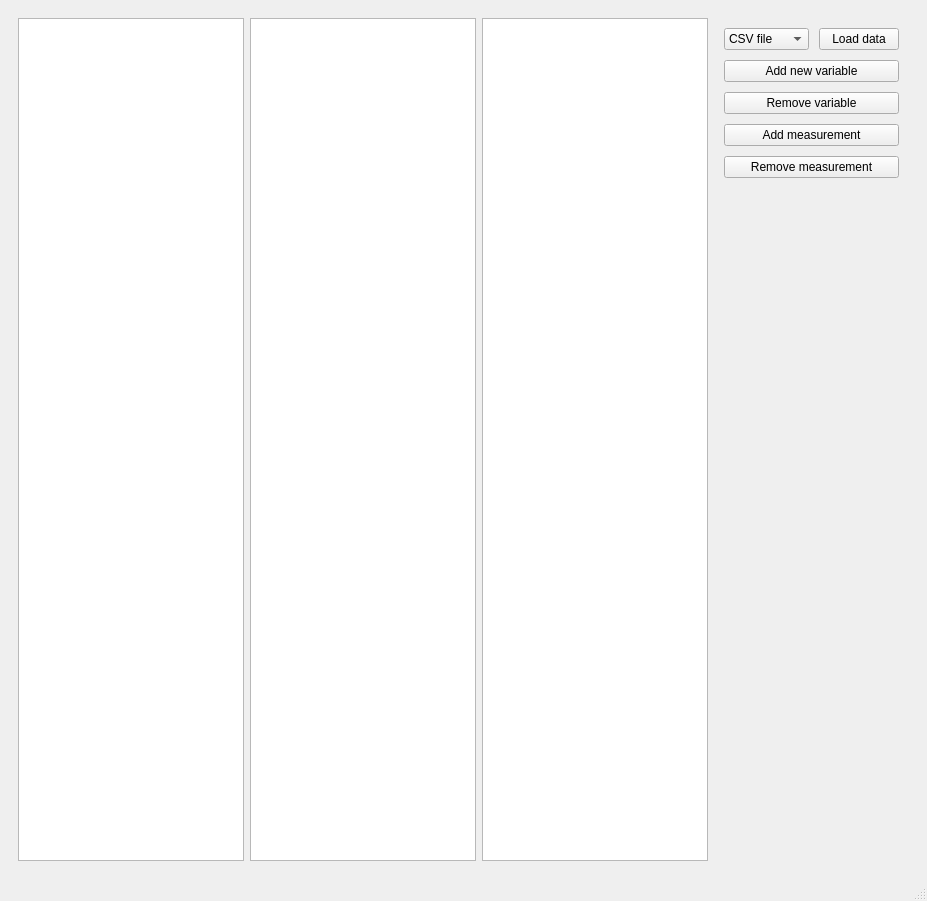
sibenshtern/mipt_project, file mainwindow.ui: the form before one commit.
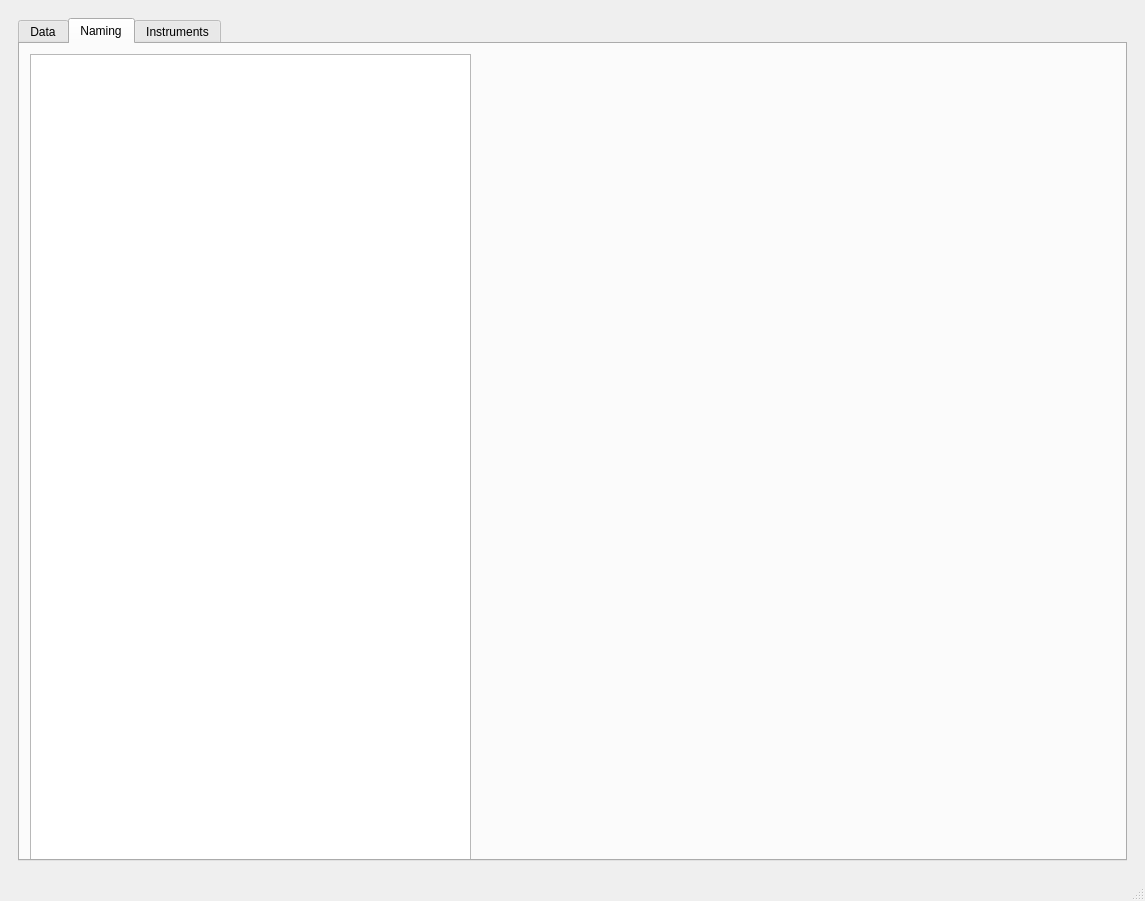
The form after the commit. The open tabs and pages were chosen to show the change. Icons and pictures are not drawn. Custom widgets are drawn as their Qt base class.

Patch:
```diff
--- a/mainwindow.ui
+++ b/mainwindow.ui
@@ -6,7 +6,7 @@
    <rect>
     <x>0</x>
     <y>0</y>
-    <width>927</width>
+    <width>1145</width>
     <height>901</height>
    </rect>
   </property>
@@ -14,8 +14,8 @@
    <string>MainWindow</string>
   </property>
   <widget class="QWidget" name="centralwidget">
-   <layout class="QGridLayout" name="gridLayout_2">
-    <item row="0" column="0">
+   <layout class="QHBoxLayout" name="horizontalLayout_4">
+    <item>
      <widget class="QStackedWidget" name="stackedWidget">
       <property name="currentIndex">
        <number>2</number>
@@ -25,11 +25,15 @@
         <item>
          <layout class="QHBoxLayout" name="horizontalLayout_2">
           <item>
-           <widget class="QTableView" name="NamingTable"/>
-          </item>
-          <item>
-           <widget class="QTableView" name="InstrumentTable"/>
-          </item>
+           <widget class="QTabWidget" name="tabWidget">
+            <property name="currentIndex">
+             <number>0</number>
+            </property>
+            <widget class="QWidget" name="DataTab">
+             <attribute name="title">
+              <string>Data</string>
+             </attribute>
+             <layout class="QHBoxLayout" name="horizontalLayout_6">
           <item>
            <widget class="QTableView" name="MainTable"/>
           </item>
@@ -119,6 +123,40 @@
            </layout>
           </item>
          </layout>
+            </widget>
+            <widget class="QWidget" name="NamingTab">
+             <attribute name="title">
+              <string>Naming</string>
+             </attribute>
+             <widget class="QTableView" name="NamingTable">
+              <property name="geometry">
+               <rect>
+                <x>10</x>
+                <y>10</y>
+                <width>441</width>
+                <height>820</height>
+               </rect>
+              </property>
+             </widget>
+            </widget>
+            <widget class="QWidget" name="InstruentsTab">
+             <attribute name="title">
+              <string>Instruments</string>
+             </attribute>
+             <widget class="QTableView" name="InstrumentTable">
+              <property name="geometry">
+               <rect>
+                <x>0</x>
+                <y>10</y>
+                <width>551</width>
+                <height>661</height>
+               </rect>
+              </property>
+             </widget>
+            </widget>
+           </widget>
+          </item>
+         </layout>
         </item>
        </layout>
       </widget>
```
Left out of the diff: 78 changed lines with no effect on the pictures. Lines whose indentation alone changed are shown as unchanged.
